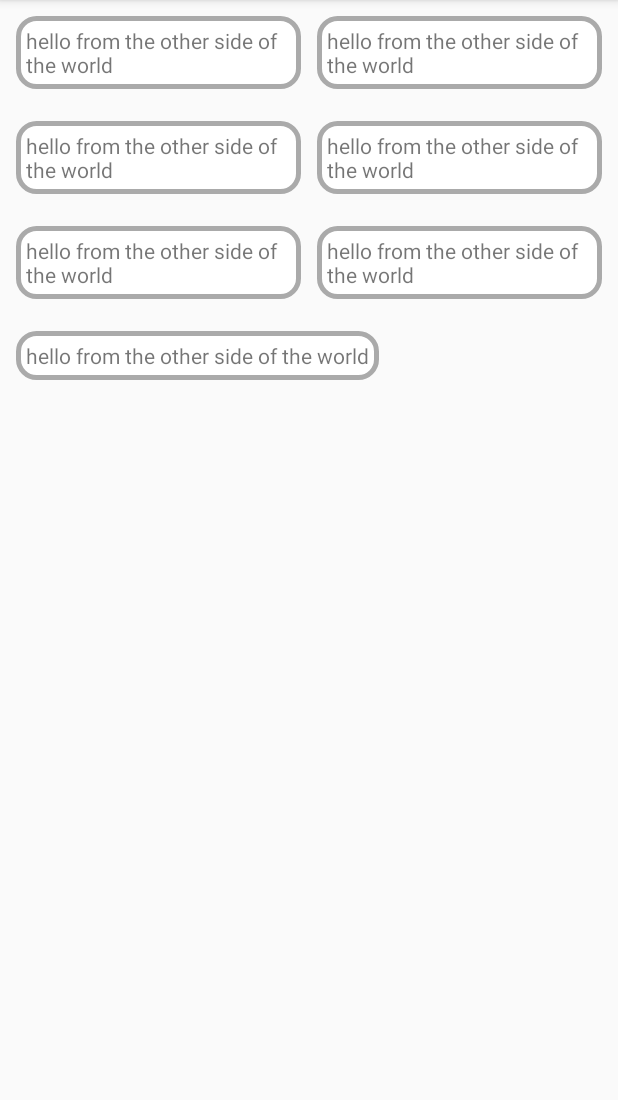
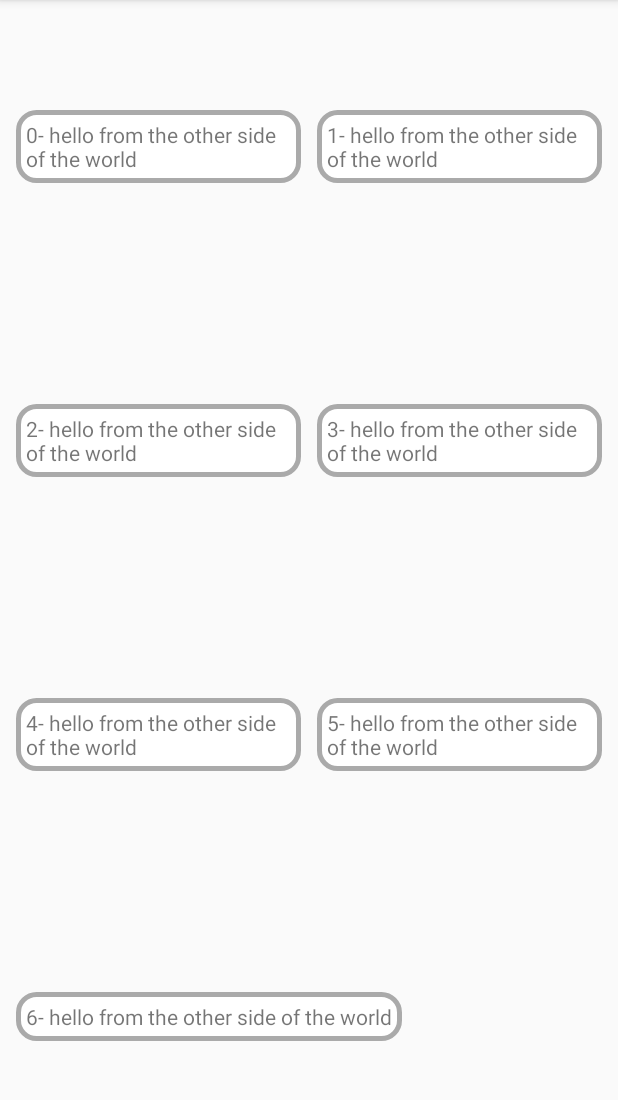
Before and after one commit to emad3020/Android-Dynamic-Layout, an Android app: the screen it shows after launch (MainActivity), on a phone screen of 412 x 824 dp, the part 84-1184 px from its top. Run offline under Robolectric (Android 15) with nearby library versions, the phone set to English and light mode, and no system bars.

Commit message:
fix index of inner loop

```diff
--- a/app/build.gradle
+++ b/app/build.gradle
@@ -20,11 +20,12 @@ android {
 }
 
 dependencies {
-    compile fileTree(dir: 'libs', include: ['*.jar'])
+    compile fileTree(include: ['*.jar'], dir: 'libs')
     androidTestCompile('com.android.support.test.espresso:espresso-core:2.2.2', {
         exclude group: 'com.android.support', module: 'support-annotations'
     })
     compile 'com.android.support:appcompat-v7:26.+'
     compile 'com.android.support.constraint:constraint-layout:1.0.2'
     testCompile 'junit:junit:4.12'
+    compile 'com.android.support:design:26.0.0-alpha1'
 }
--- a/app/src/main/java/com/askerlap/emad/dynamiclayoutexample/MainActivity.java
+++ b/app/src/main/java/com/askerlap/emad/dynamiclayoutexample/MainActivity.java
@@ -43,20 +43,20 @@ public class MainActivity extends AppCompatActivity {
 
 
             if ( i == HALF_SIZE-1 && acual_size %2 == 1){
-                INSIDE_LOOP_SIZE = i+1 ;
+                INSIDE_LOOP_SIZE = (i*2)+1 ;
             } else {
-                INSIDE_LOOP_SIZE = i+2;
+                INSIDE_LOOP_SIZE = (i*2)+2;
             }
 
-            for ( int j=i ; j< INSIDE_LOOP_SIZE ; j++){
+            for ( int j=i*2 ; j< INSIDE_LOOP_SIZE ; j++){
                 layoutParamses[j] = new LinearLayout.LayoutParams(ViewGroup.LayoutParams.WRAP_CONTENT,
                         ViewGroup.LayoutParams.WRAP_CONTENT);
-                layoutParamses[j].setMargins(8,8,8,8);
+                layoutParamses[j].setMargins(8,2,8,2);
                 layoutParamses[j].weight = 1;
                 childLayout[i].setLayoutParams(layoutParamses[j]);
 
                 textViews[j] = new TextView(this);
-                textViews[j].setText("hello from the other side of the world");
+                textViews[j].setText(j+"- hello from the other side of the world");
                 textViews[j].setPadding(10,10,10,10);
                 textViews[j].setBackgroundResource(R.drawable.background_border);
                 textViews[j].setLayoutParams(layoutParamses[j]);
--- a/app/src/main/res/layout/activity_main.xml
+++ b/app/src/main/res/layout/activity_main.xml
@@ -1,5 +1,11 @@
 <?xml version="1.0" encoding="utf-8"?>
-<LinearLayout xmlns:android="http://schemas.android.com/apk/res/android"
+<android.support.v4.widget.SwipeRefreshLayout
+    xmlns:android="http://schemas.android.com/apk/res/android"
+    android:id="@+id/swipe_refresh_layout"
+    android:layout_width="match_parent"
+    android:layout_height="wrap_content">
+<LinearLayout
+    xmlns:android="http://schemas.android.com/apk/res/android"
     xmlns:app="http://schemas.android.com/apk/res-auto"
     xmlns:tools="http://schemas.android.com/tools"
     android:layout_width="match_parent"
@@ -11,3 +17,4 @@
 
 
 </LinearLayout>
+</android.support.v4.widget.SwipeRefreshLayout>
```
